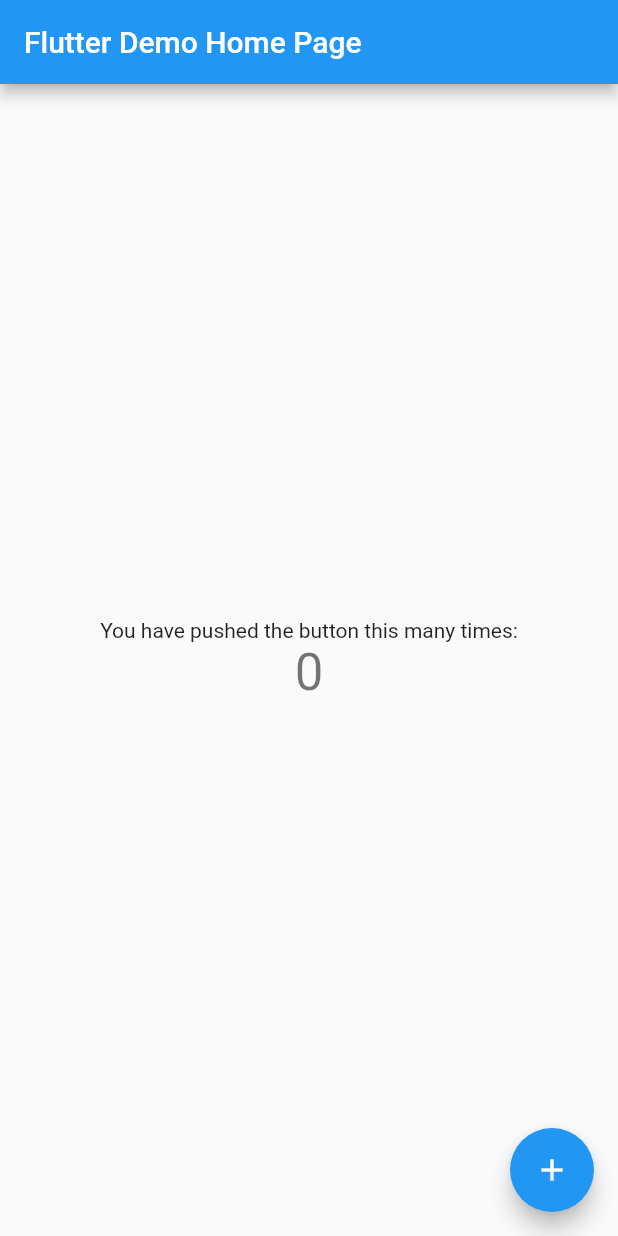
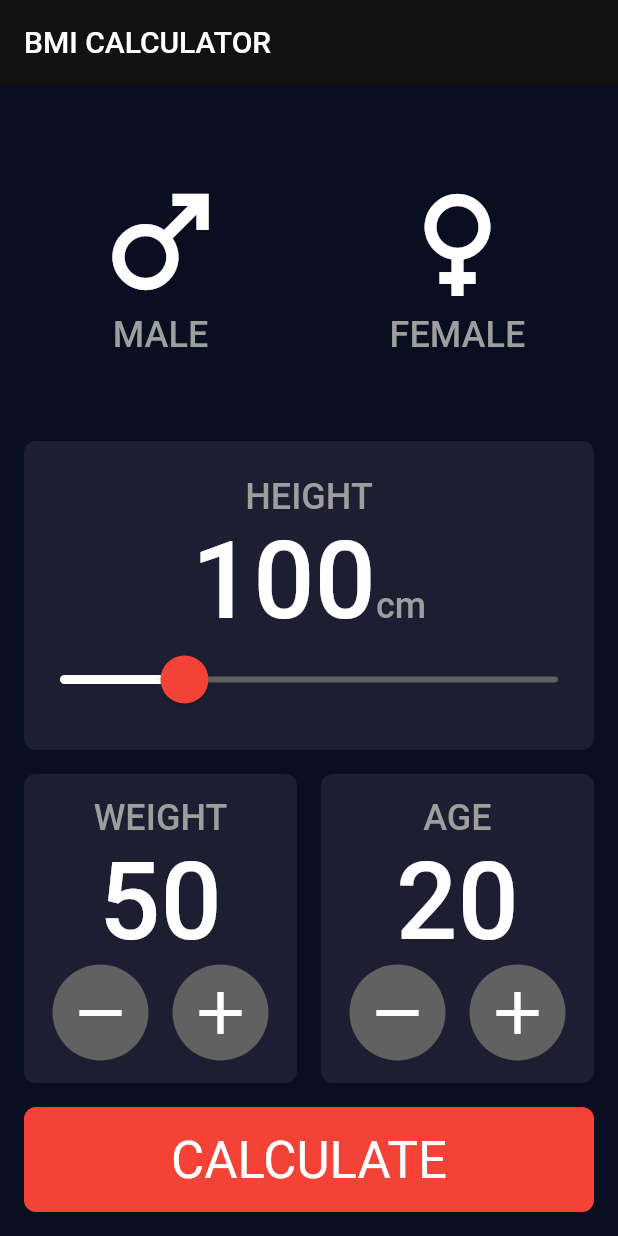
Before and after one commit to gentaro-wf/bmi_calculator, a Flutter app: the screen it shows after launch, on a phone screen of 412 x 824 dp. Run offline on Flutter 3.47's test engine with Material 2 defaults, Android fonts, the phone set to English and light mode, and no system bars.

Commit message:
入力部分を実装

```diff
--- a/lib/main.dart
+++ b/lib/main.dart
@@ -1,115 +1,6 @@
 import 'package:flutter/material.dart';
+import 'package:bmi_calculator/src/app.dart';
 
 void main() {
-  runApp(const MyApp());
+  runApp(const App());
 }
-
-class MyApp extends StatelessWidget {
-  const MyApp({super.key});
-
-  // This widget is the root of your application.
-  @override
-  Widget build(BuildContext context) {
-    return MaterialApp(
-      title: 'Flutter Demo',
-      theme: ThemeData(
-        // This is the theme of your application.
-        //
-        // Try running your application with "flutter run". You'll see the
-        // application has a blue toolbar. Then, without quitting the app, try
-        // changing the primarySwatch below to Colors.green and then invoke
-        // "hot reload" (press "r" in the console where you ran "flutter run",
-        // or simply save your changes to "hot reload" in a Flutter IDE).
-        // Notice that the counter didn't reset back to zero; the application
-        // is not restarted.
-        primarySwatch: Colors.blue,
-      ),
-      home: const MyHomePage(title: 'Flutter Demo Home Page'),
-    );
-  }
-}
-
-class MyHomePage extends StatefulWidget {
-  const MyHomePage({super.key, required this.title});
-
-  // This widget is the home page of your application. It is stateful, meaning
-  // that it has a State object (defined below) that contains fields that affect
-  // how it looks.
-
-  // This class is the configuration for the state. It holds the values (in this
-  // case the title) provided by the parent (in this case the App widget) and
-  // used by the build method of the State. Fields in a Widget subclass are
-  // always marked "final".
-
-  final String title;
-
-  @override
-  State<MyHomePage> createState() => _MyHomePageState();
-}
-
-class _MyHomePageState extends State<MyHomePage> {
-  int _counter = 0;
-
-  void _incrementCounter() {
-    setState(() {
-      // This call to setState tells the Flutter framework that something has
-      // changed in this State, which causes it to rerun the build method below
-      // so that the display can reflect the updated values. If we changed
-      // _counter without calling setState(), then the build method would not be
-      // called again, and so nothing would appear to happen.
-      _counter++;
-    });
-  }
-
-  @override
-  Widget build(BuildContext context) {
-    // This method is rerun every time setState is called, for instance as done
-    // by the _incrementCounter method above.
-    //
-    // The Flutter framework has been optimized to make rerunning build methods
-    // fast, so that you can just rebuild anything that needs updating rather
-    // than having to individually change instances of widgets.
-    return Scaffold(
-      appBar: AppBar(
-        // Here we take the value from the MyHomePage object that was created by
-        // the App.build method, and use it to set our appbar title.
-        title: Text(widget.title),
-      ),
-      body: Center(
-        // Center is a layout widget. It takes a single child and positions it
-        // in the middle of the parent.
-        child: Column(
-          // Column is also a layout widget. It takes a list of children and
-          // arranges them vertically. By default, it sizes itself to fit its
-          // children horizontally, and tries to be as tall as its parent.
-          //
-          // Invoke "debug painting" (press "p" in the console, choose the
-          // "Toggle Debug Paint" action from the Flutter Inspector in Android
-          // Studio, or the "Toggle Debug Paint" command in Visual Studio Code)
-          // to see the wireframe for each widget.
-          //
-          // Column has various properties to control how it sizes itself and
-          // how it positions its children. Here we use mainAxisAlignment to
-          // center the children vertically; the main axis here is the vertical
-          // axis because Columns are vertical (the cross axis would be
-          // horizontal).
-          mainAxisAlignment: MainAxisAlignment.center,
-          children: <Widget>[
-            const Text(
-              'You have pushed the button this many times:',
-            ),
-            Text(
-              '$_counter',
-              style: Theme.of(context).textTheme.headlineMedium,
-            ),
-          ],
-        ),
-      ),
-      floatingActionButton: FloatingActionButton(
-        onPressed: _incrementCounter,
-        tooltip: 'Increment',
-        child: const Icon(Icons.add),
-      ), // This trailing comma makes auto-formatting nicer for build methods.
-    );
-  }
-}
--- /dev/null
+++ b/lib/src/app.dart
@@ -0,0 +1,38 @@
+import 'package:bmi_calculator/src/constraints/constants.dart';
+import 'package:flutter/material.dart';
+import 'package:bmi_calculator/src/screens/calculate/calculate_screen.dart';
+
+class App extends StatelessWidget {
+  const App({super.key});
+
+  @override
+  Widget build(BuildContext context) {
+    return MaterialApp(
+      debugShowCheckedModeBanner: false,
+      title: 'BMI Calculator',
+      theme: ThemeData.dark().copyWith(
+        useMaterial3: true,
+        colorScheme: const ColorScheme.dark(
+          background: Color(0xFF101428),
+        ),
+        scaffoldBackgroundColor: kDeActiveColor,
+        textTheme: const TextTheme(
+          bodyLarge: TextStyle(
+            fontSize: 72.0,
+          ),
+          labelLarge: TextStyle(
+            color: Colors.grey,
+            fontSize: 24.0,
+          ),
+        ),
+        sliderTheme: SliderThemeData(
+          activeTrackColor: Colors.white,
+          inactiveTrackColor: Colors.grey.shade700,
+          thumbColor: Colors.red,
+          thumbShape: const RoundSliderThumbShape(enabledThumbRadius: 16.0),
+        ),
+      ),
+      home: const CalculateScreen(),
+    );
+  }
+}
--- /dev/null
+++ b/lib/src/constraints/constants.dart
@@ -0,0 +1,4 @@
+import 'package:flutter/material.dart';
+
+const kActiveColor = Color(0xFF1D1E32);
+const kDeActiveColor = Color(0xFF0A0E21);
--- /dev/null
+++ b/lib/src/models/person.dart
@@ -0,0 +1,61 @@
+import 'package:flutter/foundation.dart';
+
+enum Gender {
+  unknown,
+  male,
+  female,
+}
+
+@immutable
+class Person {
+  const Person({
+    this.gender = Gender.unknown,
+    this.height = 100.0,
+    this.weight = 50,
+    this.age = 20,
+  });
+
+  static int maxWeight = 999;
+  static int minWeight = 1;
+  static int maxAge = 150;
+  static int minAge = 0;
+
+  final Gender gender;
+  final double height;
+  final int weight;
+  final int age;
+
+  Person copyWith({
+    Gender? gender,
+    double? height,
+    int? weight,
+    int? age,
+  }) {
+    return Person(
+      gender: gender ?? this.gender,
+      height: height ?? this.height,
+      weight: weight ?? this.weight,
+      age: age ?? this.age,
+    );
+  }
+
+  @override
+  String toString() {
+    return 'Person(gender: $gender, height: $height, weight: $weight, age: $age)';
+  }
+
+  @override
+  bool operator ==(covariant Person other) {
+    if (identical(this, other)) return true;
+
+    return other.gender == gender &&
+        other.height == height &&
+        other.weight == weight &&
+        other.age == age;
+  }
+
+  @override
+  int get hashCode {
+    return gender.hashCode ^ height.hashCode ^ weight.hashCode ^ age.hashCode;
+  }
+}
--- /dev/null
+++ b/lib/src/screens/calculate/calculate_screen.dart
@@ -0,0 +1,193 @@
+import 'package:flutter/material.dart';
+import 'package:bmi_calculator/src/constraints/constants.dart';
+import 'package:bmi_calculator/src/screens/result/result_screen.dart';
+import 'package:bmi_calculator/src/models/person.dart';
+import 'package:bmi_calculator/src/screens/calculate/widgets/gender_widget.dart';
+import 'package:bmi_calculator/src/screens/calculate/widgets/height_widget.dart';
+import 'package:bmi_calculator/src/screens/calculate/widgets/value_widget.dart';
+import 'package:bmi_calculator/src/utils/hardcode.dart';
+
+class CalculateScreen extends StatefulWidget {
+  const CalculateScreen({super.key});
+
+  @override
+  State<CalculateScreen> createState() => _CalculateScreenState();
+}
+
+class _CalculateScreenState extends State<CalculateScreen> {
+  Person person = const Person();
+
+  @override
+  Widget build(BuildContext context) {
+    return Scaffold(
+      appBar: AppBar(
+        title: Text('BMI CALCULATOR'.hardcode),
+      ),
+      body: SafeArea(
+        child: Padding(
+          padding: const EdgeInsets.all(16.0),
+          child: Column(
+            children: [
+              Expanded(
+                child: Row(
+                  children: [
+                    Expanded(
+                      child: GenderWidget(
+                        gender: Gender.male,
+                        icon: Icons.male,
+                        active: person.gender == Gender.male,
+                        onTap: () {
+                          setState(() {
+                            person = person.copyWith(
+                              gender: Gender.male,
+                            );
+                          });
+                        },
+                      ),
+                    ),
+                    const SizedBox(width: 16.0),
+                    Expanded(
+                      child: GenderWidget(
+                        gender: Gender.female,
+                        icon: Icons.female,
+                        active: person.gender == Gender.female,
+                        onTap: () {
+                          setState(() {
+                            person = person.copyWith(
+                              gender: Gender.female,
+                            );
+                          });
+                        },
+                      ),
+                    ),
+                  ],
+                ),
+              ),
+              const SizedBox(height: 16.0),
+              Expanded(
+                child: HeightWidget(
+                  height: person.height,
+                  onChanged: (value) {
+                    setState(() {
+                      person = person.copyWith(
+                        height: value,
+                      );
+                    });
+                  },
+                ),
+              ),
+              const SizedBox(height: 16.0),
+              Expanded(
+                child: Row(
+                  children: [
+                    Expanded(
+                      child: ValueWidget(
+                        title: 'WEIGHT',
+                        value: person.weight,
+                        onAddTap: () {
+                          if (person.weight < Person.maxWeight) {
+                            setState(() {
+                              person =
+                                  person.copyWith(weight: person.weight + 1);
+                            });
+                          }
+                        },
+                        onMinusTap: () {
+                          if (person.weight > Person.minWeight) {
+                            setState(() {
+                              person =
+                                  person.copyWith(weight: person.weight - 1);
+                            });
+                          }
+                        },
+                      ),
+                    ),
+                    const SizedBox(width: 16.0),
+                    Expanded(
+                      child: ValueWidget(
+                        title: 'AGE',
+                        value: person.age,
+                        onAddTap: () {
+                          if (person.age < Person.maxAge) {
+                            setState(() {
+                              person = person.copyWith(age: person.age + 1);
+                            });
+                          }
+                        },
+                        onMinusTap: () {
+                          if (person.age > Person.minAge) {
+                            setState(() {
+                              person = person.copyWith(age: person.age - 1);
+                            });
+                          }
+                        },
+                      ),
+                    ),
+                  ],
+                ),
+              ),
+              const SizedBox(height: 16.0),
+              Ink(
+                height: 70.0,
+                width: double.infinity,
+                decoration: const BoxDecoration(
+                  color: Colors.red,
+                  borderRadius: BorderRadius.all(
+                    Radius.circular(8.0),
+                  ),
+                ),
+                child: InkWell(
+                  onTap: () {
+                    if (person.gender == Gender.unknown) {
+                      ScaffoldMessenger.of(context).showSnackBar(
+                        SnackBar(
+                          backgroundColor: kActiveColor,
+                          content: Row(
+                            mainAxisAlignment: MainAxisAlignment.spaceBetween,
+                            children: [
+                              Text(
+                                '性別を選択してください'.hardcode,
+                                style: Theme.of(context)
+                                    .textTheme
+                                    .bodyMedium!
+                                    .copyWith(
+                                      color: Colors.white,
+                                    ),
+                              ),
+                              IconButton(
+                                onPressed: () {
+                                  ScaffoldMessenger.of(context)
+                                      .hideCurrentSnackBar();
+                                },
+                                icon: const Icon(Icons.close),
+                              ),
+                            ],
+                          ),
+                        ),
+                      );
+                      return;
+                    }
+
+                    Navigator.of(context).push(
+                      MaterialPageRoute(
+                        builder: (context) {
+                          return ResultScreen(person: person);
+                        },
+                      ),
+                    );
+                  },
+                  child: Center(
+                    child: Text(
+                      'CALCULATE'.hardcode,
+                      style: Theme.of(context).textTheme.headlineMedium,
+                    ),
+                  ),
+                ),
+              ),
+            ],
+          ),
+        ),
+      ),
+    );
+  }
+}
--- /dev/null
+++ b/lib/src/screens/calculate/widgets/gender_widget.dart
@@ -0,0 +1,49 @@
+import 'package:flutter/material.dart';
+import 'package:bmi_calculator/src/models/person.dart';
+import 'package:bmi_calculator/src/constraints/constants.dart';
+
+class GenderWidget extends StatelessWidget {
+  const GenderWidget({
+    super.key,
+    required this.gender,
+    required this.icon,
+    required this.active,
+    this.onTap,
+  });
+
+  final Gender gender;
+  final IconData icon;
+  final bool active;
+  final VoidCallback? onTap;
+
+  @override
+  Widget build(BuildContext context) {
+    return Ink(
+      decoration: BoxDecoration(
+        color: active ? kActiveColor : kDeActiveColor,
+        borderRadius: const BorderRadius.all(
+          Radius.circular(8.0),
+        ),
+      ),
+      child: InkWell(
+        onTap: onTap,
+        borderRadius: const BorderRadius.all(
+          Radius.circular(8.0),
+        ),
+        child: Column(
+          mainAxisAlignment: MainAxisAlignment.center,
+          children: [
+            Icon(
+              icon,
+              size: 96.0,
+            ),
+            Text(
+              gender.name.toUpperCase(),
+              style: Theme.of(context).textTheme.labelLarge,
+            ),
+          ],
+        ),
+      ),
+    );
+  }
+}
--- /dev/null
+++ b/lib/src/screens/calculate/widgets/height_widget.dart
@@ -0,0 +1,53 @@
+import 'package:flutter/material.dart';
+import 'package:bmi_calculator/src/constraints/constants.dart';
+import 'package:bmi_calculator/src/utils/hardcode.dart';
+
+class HeightWidget extends StatelessWidget {
+  const HeightWidget({
+    super.key,
+    required this.height,
+    this.onChanged,
+  });
+
+  final double height;
+  final Function(double)? onChanged;
+
+  @override
+  Widget build(BuildContext context) {
+    return Container(
+      decoration: const BoxDecoration(
+        color: kActiveColor,
+        borderRadius: BorderRadius.all(
+          Radius.circular(8.0),
+        ),
+      ),
+      child: Column(
+        mainAxisAlignment: MainAxisAlignment.center,
+        children: [
+          Text(
+            'HEIGHT'.hardcode,
+            style: Theme.of(context).textTheme.labelLarge,
+          ),
+          RichText(
+            text: TextSpan(
+              text: height.toStringAsFixed(0),
+              style: Theme.of(context).textTheme.bodyLarge,
+              children: [
+                TextSpan(
+                  text: 'cm'.hardcode,
+                  style: Theme.of(context).textTheme.labelLarge,
+                ),
+              ],
+            ),
+          ),
+          Slider(
+            value: height,
+            min: 50,
+            max: 250,
+            onChanged: onChanged,
+          ),
+        ],
+      ),
+    );
+  }
+}
--- /dev/null
+++ b/lib/src/screens/calculate/widgets/value_widget.dart
@@ -0,0 +1,72 @@
+import 'package:flutter/material.dart';
+import 'package:bmi_calculator/src/constraints/constants.dart';
+
+class ValueWidget extends StatelessWidget {
+  const ValueWidget({
+    super.key,
+    required this.title,
+    required this.value,
+    this.onAddTap,
+    this.onMinusTap,
+  });
+
+  final String title;
+  final int value;
+  final VoidCallback? onAddTap;
+  final VoidCallback? onMinusTap;
+
+  @override
+  Widget build(BuildContext context) {
+    return Container(
+      decoration: const BoxDecoration(
+        color: kActiveColor,
+        borderRadius: BorderRadius.all(
+          Radius.circular(8.0),
+        ),
+      ),
+      child: Column(
+        mainAxisAlignment: MainAxisAlignment.center,
+        children: [
+          Text(
+            title,
+            style: Theme.of(context).textTheme.labelLarge,
+          ),
+          Text(
+            '$value',
+            style: Theme.of(context).textTheme.bodyLarge,
+          ),
+          Row(
+            mainAxisAlignment: MainAxisAlignment.center,
+            children: [
+              CircleAvatar(
+                backgroundColor: Colors.grey.shade700,
+                radius: 32.0,
+                child: IconButton(
+                  onPressed: onMinusTap,
+                  icon: const Icon(
+                    Icons.remove,
+                    size: 48.0,
+                    color: Colors.white,
+                  ),
+                ),
+              ),
+              const SizedBox(width: 16.0),
+              CircleAvatar(
+                backgroundColor: Colors.grey.shade700,
+                radius: 32.0,
+                child: IconButton(
+                  onPressed: onAddTap,
+                  icon: const Icon(
+                    Icons.add,
+                    size: 48.0,
+                    color: Colors.white,
+                  ),
+                ),
+              ),
+            ],
+          ),
+        ],
+      ),
+    );
+  }
+}
--- /dev/null
+++ b/lib/src/screens/result/result_screen.dart
@@ -0,0 +1,24 @@
+import 'package:bmi_calculator/src/models/person.dart';
+import 'package:bmi_calculator/src/utils/hardcode.dart';
+import 'package:flutter/material.dart';
+
+class ResultScreen extends StatelessWidget {
+  const ResultScreen({
+    super.key,
+    required this.person,
+  });
+
+  final Person person;
+
+  @override
+  Widget build(BuildContext context) {
+    return Scaffold(
+      appBar: AppBar(
+        title: Text('BMI CALCULATOR'.hardcode),
+      ),
+      body: SafeArea(
+        child: Container(),
+      ),
+    );
+  }
+}
--- /dev/null
+++ b/lib/src/utils/hardcode.dart
@@ -0,0 +1,3 @@
+extension HardCode on String {
+  String get hardcode => this;
+}
```
Also changed, not shown: 2 other files.
